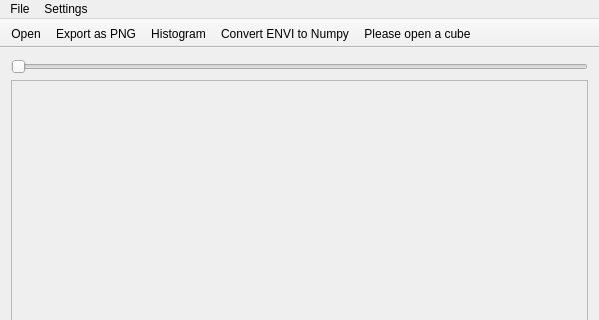
This is mainwindow.ui in ArendJanKramer/Numpyviewer as Qt 5 draws it before an edit; both pictures show x 0 to 599 and y 0 to 320 of the 599 by 612 pixel window. The edited form follows.
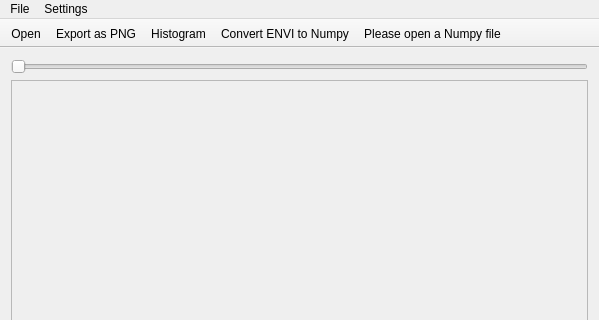
This is the edited form. Icons and pictures are not drawn.

```diff
--- a/mainwindow.ui
+++ b/mainwindow.ui
@@ -153,7 +153,7 @@
   </action>
   <action name="actionSelected_band">
    <property name="text">
-    <string>Please open a cube</string>
+    <string>Please open a Numpy file</string>
    </property>
    <property name="toolTip">
     <string>Please open a cube</string>
```
Left out of the diff: 18 changed lines with no effect on the pictures.
